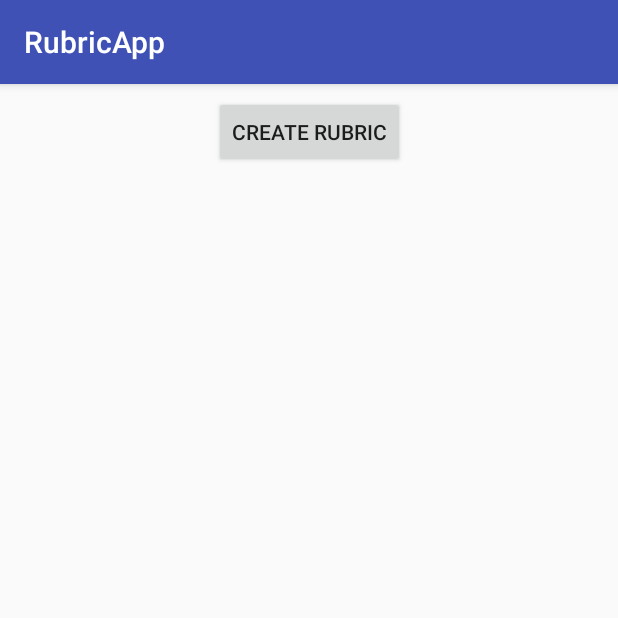
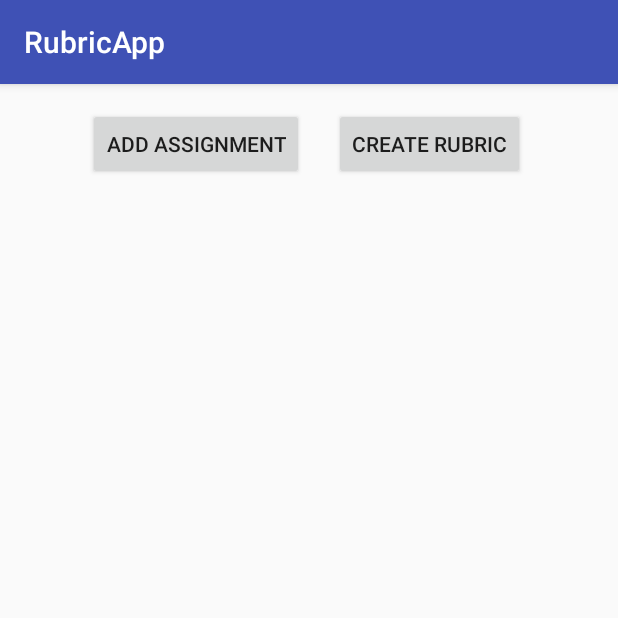
Before and after one commit to dericsp004/RubricApp, an Android app: the screen it shows after launch (MainActivity), on a phone screen of 412 x 824 dp, the top half of it. Run offline under Robolectric (Android 15) with nearby library versions, the phone set to English and light mode, and no system bars.

Commit message:
Bug fixes

```diff
--- a/app/src/main/res/layout/activity_main.xml
+++ b/app/src/main/res/layout/activity_main.xml
@@ -12,9 +12,25 @@
         android:layout_height="wrap_content"
         android:layout_marginLeft="8dp"
         android:layout_marginRight="8dp"
-        android:layout_marginTop="8dp"
+        android:layout_marginTop="16dp"
         android:onClick="addAssignment"
         android:text="Create Rubric"
+        app:layout_constraintLeft_toLeftOf="parent"
+        app:layout_constraintRight_toRightOf="parent"
+        app:layout_constraintTop_toTopOf="parent"
+        tools:text="Create Rubric"
+        app:layout_constraintHorizontal_bias="0.8" />
+
+    <Button
+        android:id="@+id/button2"
+        android:layout_width="wrap_content"
+        android:layout_height="wrap_content"
+        android:layout_marginLeft="8dp"
+        android:layout_marginRight="8dp"
+        android:layout_marginTop="16dp"
+        android:onClick="addAssignment"
+        android:text="Add Assignment"
+        app:layout_constraintHorizontal_bias="0.2"
         app:layout_constraintLeft_toLeftOf="parent"
         app:layout_constraintRight_toRightOf="parent"
         app:layout_constraintTop_toTopOf="parent"
```
